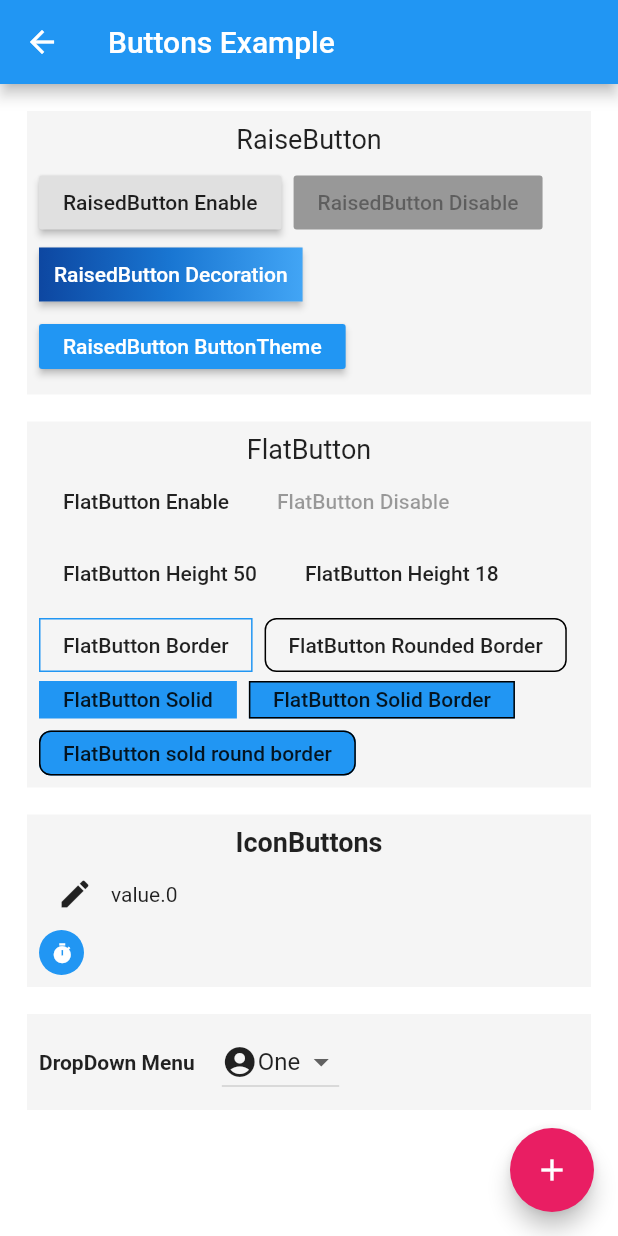
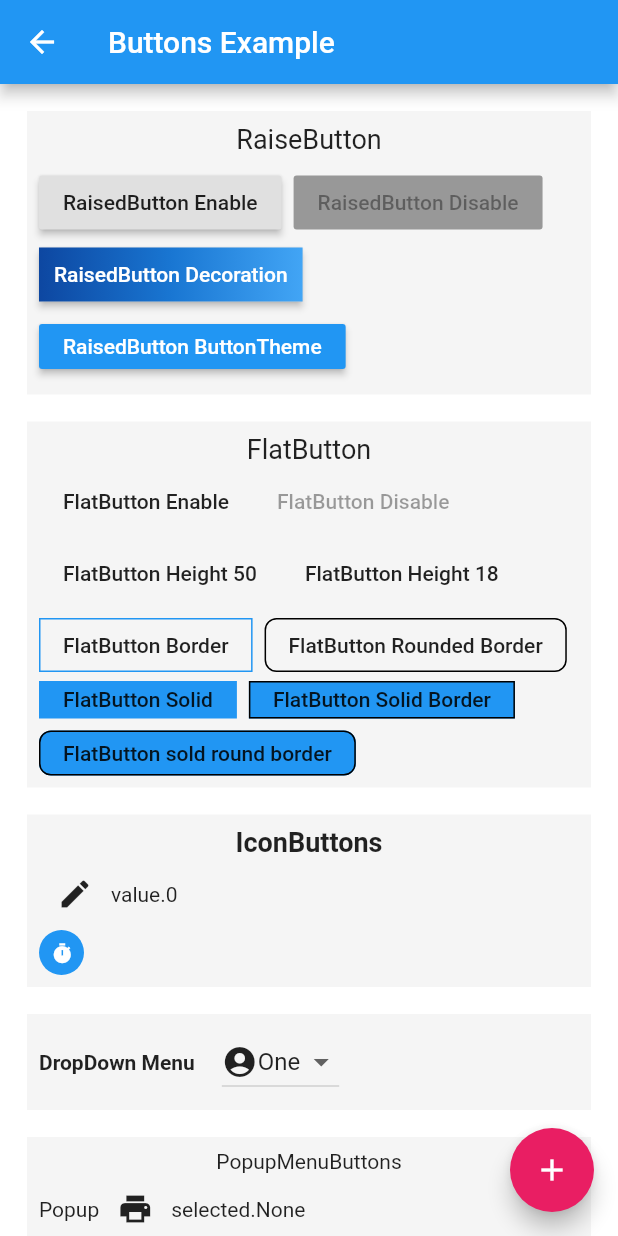
Before and after one commit to kwcho7/FlutterDemo, a Flutter app: the ButtonsPage screen opened directly, on a phone screen of 412 x 824 dp. Run offline on Flutter 3.47's test engine with Material 2 defaults, Android fonts, the phone set to English and light mode, and no system bars.

Commit message:
added. popupmenuButton

```diff
--- a/lib/buttons/ButtonPage.dart
+++ b/lib/buttons/ButtonPage.dart
@@ -39,6 +39,7 @@ class ButtonState extends State<ButtonsPage> {
               _flatButtons(context),
               _iconButtons(context),
               _dropDownButtons(context),
+              _popupMenuButtons(context),
             ],
           ),
         ),
@@ -330,8 +331,13 @@ class ButtonState extends State<ButtonsPage> {
           alignment: Alignment.topLeft,
           child: Row(
             children: <Widget>[
-            Text("DropDown Menu", style: TextStyle(fontWeight: FontWeight.bold),),
-            SizedBox(width: 18,),
+              Text(
+                "DropDown Menu",
+                style: TextStyle(fontWeight: FontWeight.bold),
+              ),
+              SizedBox(
+                width: 18,
+              ),
               DropdownButton(
                 value: dropDownValue,
                 items: ["One", "Two"].map((menu) {
@@ -352,11 +358,90 @@ class ButtonState extends State<ButtonsPage> {
                 },
               ),
             ],
+          )),
+    );
+  }
+
+  String _popupMenuValue = "None";
+
+  Widget _popupMenuButtons(BuildContext context) {
+    return Material(
+      color: Colors.white,
+      child: Container(
+        margin: EdgeInsets.only(left: 18, right: 18, bottom: 18),
+        padding: EdgeInsets.all(8),
+        color: Colors.grey.shade100,
+        child: Column(
+          children: <Widget>[
+            Container(
+              alignment: Alignment.center,
+              child: Text("PopupMenuButtons"),
+            ),
+            Row(
+              children: <Widget>[
+                Container(
+                  alignment: Alignment.topLeft,
+                  child: PopupMenuButton(
+                    onSelected: (v) {
+                      setState(() {
+                        print("v.$v");
+                        _popupMenuValue = v;
+                      });
+                    },
+                    child: Text("Popup"),
+                    itemBuilder: (BuildContext context) {
+                      return [
+                        PopupMenuItem(
+                          child: Text("Popup item1"),
+                          value: "Popup item1",
+                        ),
+                        PopupMenuItem(
+                          child: Text("Popup item2"),
+                          value: "Popup item2",
+                        ),
+                        PopupMenuItem(
+                          child: Text("Popup item3"),
+                          value: "Popup item3",
                         )
+                      ];
+                    },
+                  ),
+                ),
+                Container(
+                  alignment: Alignment.topLeft,
+                  child: PopupMenuButton(
+                    onSelected: (v) {
+                      setState(() {
+                        _popupMenuValue = v;
+                      });
+                    },
+                    icon: Icon(Icons.print),
+                    itemBuilder: (BuildContext context) {
+                      return [
+                        PopupMenuItem(
+                          child: Text("Icon item1"),
+                          value: "Icon item1",
+                        ),
+                        PopupMenuItem(
+                          child: Text("Icon item2"),
+                          value: "Icon item2",
+                        ),
+                        PopupMenuItem(
+                          child: Text("Icon item3"),
+                          value: "Icon item3",
+                        )
+                      ];
+                    },
+                  ),
+                ),
+                Text("selected.$_popupMenuValue")
+              ],
+            ),
+          ],
+        ),
       ),
     );
   }
-
 }
 
 enum FloatingButtonType { Action, Expand }
```
Lines whose indentation alone changed are shown as unchanged.
